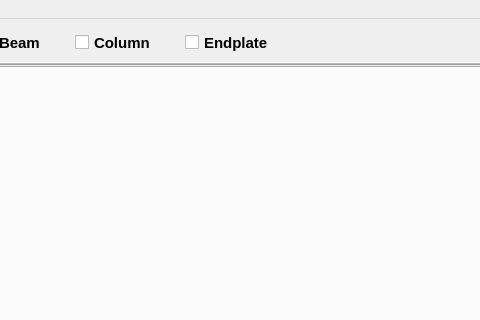
Qt form Connections/Shear/Endplate/endPlate.ui (GreatDevelopers/osdag-core) before a commit; both pictures show x 485 to 965 and y 0 to 320 of the 1403 by 767 pixel window.
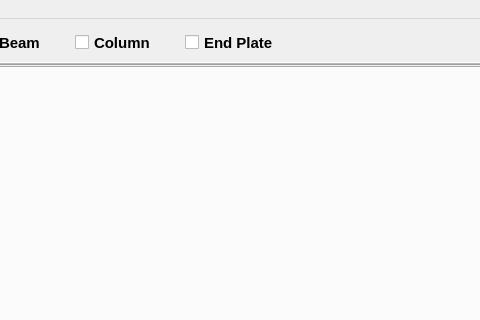
The same form after that commit. Icons and pictures are not drawn.

Patch:
```diff
--- a/Connections/Shear/Endplate/endPlate.ui
+++ b/Connections/Shear/Endplate/endPlate.ui
@@ -226,7 +226,7 @@
         <string>Endplate only</string>
        </property>
        <property name="text">
-        <string>Endplate</string>
+        <string>End Plate</string>
        </property>
       </widget>
       <widget class="QToolButton" name="btn_front">
```
